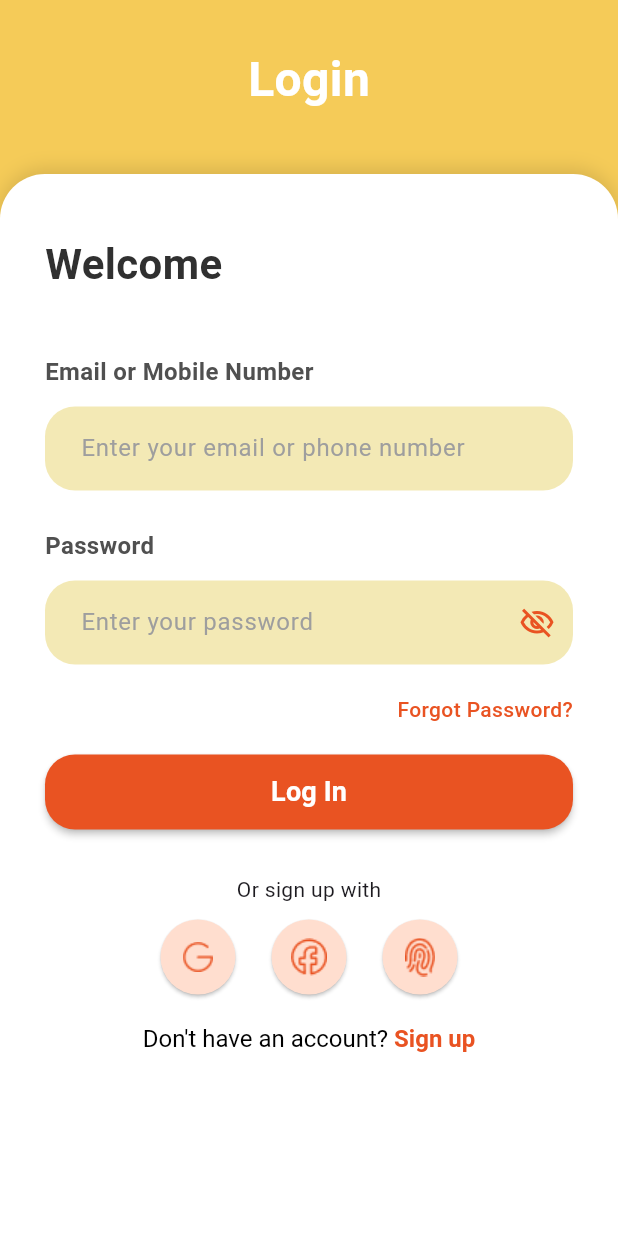
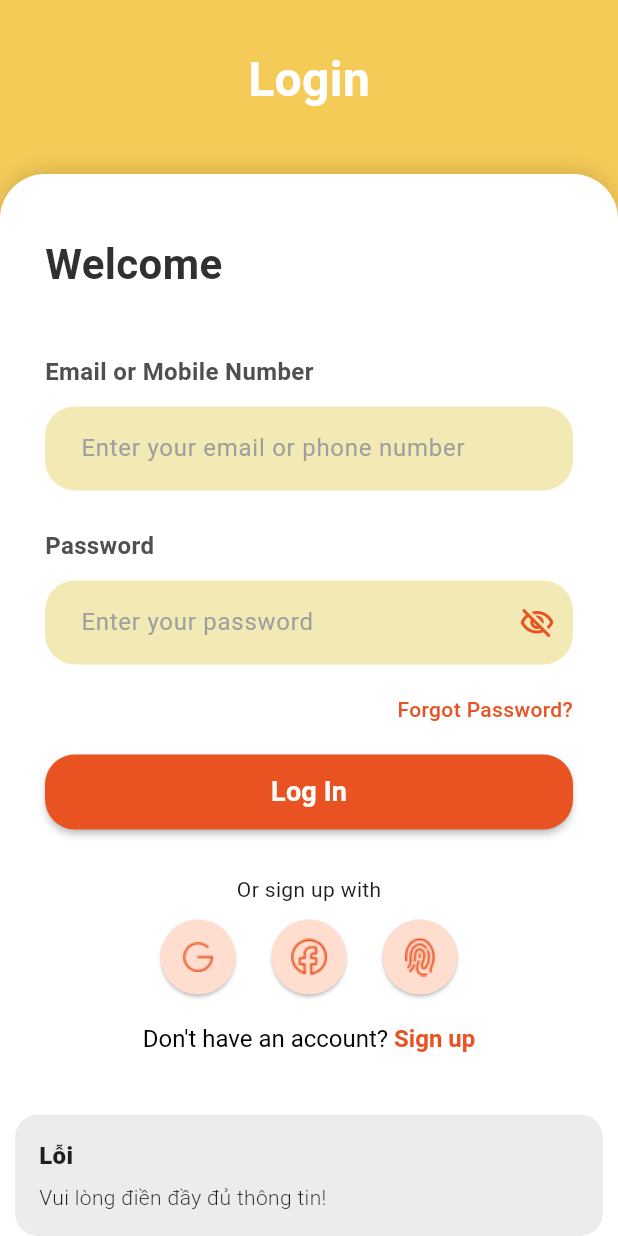
Before and after one commit to PhamVanDong2407/foodapp, a Flutter app: the LoginPage screen opened by its route, after a tap on "Log In", on a phone screen of 412 x 824 dp. Run offline on Flutter 3.47's test engine with Material 3 defaults, Android fonts, the phone set to English and light mode, and no system bars; our stand-ins replace firebase_auth, firebase_core, get; accounts and stored records are empty.

Commit message:
cập nhật đăng kí đăng nhập với firebase

```diff
--- /dev/null
+++ b/lib/controllers/auth/login_controller.dart
@@ -0,0 +1,72 @@
+import 'package:firebase_auth/firebase_auth.dart';
+import 'package:flutter/material.dart';
+import 'package:get/get.dart';
+
+class LoginController extends GetxController {
+  // Các TextEditingController để người dùng nhập thông tin
+  TextEditingController email = TextEditingController();
+  TextEditingController password = TextEditingController();
+
+  final FirebaseAuth auth = FirebaseAuth.instance;
+
+  // Trạng thái để quản lý việc xử lý đăng nhập
+  var isLoading = false.obs;
+  var errorMessage = ''.obs;
+  var successMessage = ''.obs;
+  var isPasswordHidden = true.obs;
+
+  // Hàm chuyển đổi trạng thái hiển thị mật khẩu
+  void togglePasswordVisibility() {
+    isPasswordHidden.value = !isPasswordHidden.value;
+  }
+
+  // Hàm đăng nhập người dùng
+  void onLogin() async {
+    if (email.text.isEmpty || password.text.isEmpty) {
+      errorMessage.value = 'Vui lòng điền đầy đủ thông tin!';
+      Get.snackbar("Lỗi", errorMessage.value,
+          snackPosition: SnackPosition.BOTTOM);
+      return;
+    }
+
+    // Reset thông báo
+    errorMessage.value = '';
+    successMessage.value = '';
+
+    await loginAccount(email.text, password.text);
+  }
+
+  // Hàm đăng nhập
+  Future<void> loginAccount(String email, String password) async {
+    try {
+      isLoading.value = true; // Bật trạng thái loading
+
+      // Đăng nhập người dùng
+      await auth.signInWithEmailAndPassword(email: email, password: password);
+
+      // Hiển thị thông báo đăng nhập thành công
+      successMessage.value = "Đăng nhập thành công!";
+      Get.snackbar("Thành công", successMessage.value,
+          snackPosition: SnackPosition.BOTTOM);
+
+      errorMessage.value = ''; // Reset thông báo lỗi nếu đăng nhập thành công
+    } on FirebaseAuthException catch (ex) {
+      if (ex.code == "user-not-found") {
+        errorMessage.value = "Email không tồn tại, vui lòng kiểm tra lại!";
+      } else if (ex.code == "wrong-password") {
+        errorMessage.value = "Mật khẩu sai, vui lòng thử lại!";
+      } else {
+        errorMessage.value = "Lỗi: ${ex.message}";
+      }
+      Get.snackbar("Lỗi", errorMessage.value,
+          snackPosition: SnackPosition.BOTTOM);
+    } catch (ex) {
+      errorMessage.value = "Đã xảy ra lỗi, vui lòng thử lại!";
+      Get.snackbar("Lỗi", errorMessage.value,
+          snackPosition: SnackPosition.BOTTOM);
+      print(ex);
+    } finally {
+      isLoading.value = false; // Tắt trạng thái loading
+    }
+  }
+}
--- a/lib/pages/auth_page/login_page.dart
+++ b/lib/pages/auth_page/login_page.dart
@@ -1,13 +1,15 @@
 import 'package:flutter/material.dart';
 import 'package:foodapp/components/auth_page/SocialButton.dart';
-import 'package:foodapp/components/auth_page/text_title.dart';
 import 'package:get/get.dart';
+import '../../controllers/auth/login_controller.dart';
 
 class LoginPage extends StatelessWidget {
   const LoginPage({super.key});
 
   @override
   Widget build(BuildContext context) {
+    final LoginController loginController = Get.put(LoginController());
+
     return Scaffold(
       backgroundColor: const Color(0xffF5CB58),
       body: SafeArea(
@@ -78,27 +80,13 @@ class LoginPage extends StatelessWidget {
   }
 }
 
-class TextFFLogin extends StatefulWidget {
+class TextFFLogin extends StatelessWidget {
   const TextFFLogin({super.key});
 
   @override
-  State<TextFFLogin> createState() => _TextFFLoginState();
-}
+  Widget build(BuildContext context) {
+    final LoginController loginController = Get.find();
 
-class _TextFFLoginState extends State<TextFFLogin> {
-  final TextEditingController _emailController = TextEditingController();
-  final TextEditingController _passwordController = TextEditingController();
-  bool _obscureText = true;
-
-  @override
-  void dispose() {
-    _emailController.dispose();
-    _passwordController.dispose();
-    super.dispose();
-  }
-
-  @override
-  Widget build(BuildContext context) {
     return Column(
       crossAxisAlignment: CrossAxisAlignment.start,
       children: [
@@ -112,7 +100,7 @@ class _TextFFLoginState extends State<TextFFLogin> {
         ),
         const SizedBox(height: 12),
         TextFormField(
-          controller: _emailController,
+          controller: loginController.email,
           style: const TextStyle(
             color: Colors.black,
             fontWeight: FontWeight.w500,
@@ -131,14 +119,6 @@ class _TextFFLoginState extends State<TextFFLogin> {
               borderRadius: BorderRadius.circular(20),
               borderSide: BorderSide.none,
             ),
-            enabledBorder: OutlineInputBorder(
-              borderRadius: BorderRadius.circular(20),
-              borderSide: BorderSide.none,
-            ),
-            focusedBorder: OutlineInputBorder(
-              borderRadius: BorderRadius.circular(20),
-              borderSide: const BorderSide(color: Color(0xffE95322), width: 1),
-            ),
           ),
         ),
         const SizedBox(height: 25),
@@ -151,9 +131,9 @@ class _TextFFLoginState extends State<TextFFLogin> {
           ),
         ),
         const SizedBox(height: 12),
-        TextFormField(
-          controller: _passwordController,
-          obscureText: _obscureText,
+        Obx(() => TextFormField(
+              controller: loginController.password,
+              obscureText: loginController.isPasswordHidden.value,
               style: const TextStyle(
                 color: Colors.black,
                 fontWeight: FontWeight.w500,
@@ -172,29 +152,19 @@ class _TextFFLoginState extends State<TextFFLogin> {
                   borderRadius: BorderRadius.circular(20),
                   borderSide: BorderSide.none,
                 ),
-            enabledBorder: OutlineInputBorder(
-              borderRadius: BorderRadius.circular(20),
-              borderSide: BorderSide.none,
-            ),
-            focusedBorder: OutlineInputBorder(
-              borderRadius: BorderRadius.circular(20),
-              borderSide: const BorderSide(color: Color(0xffE95322), width: 1),
-            ),
                 suffixIcon: IconButton(
                   icon: Icon(
-                _obscureText
+                    loginController.isPasswordHidden.value
                         ? Icons.visibility_off_outlined
                         : Icons.visibility_outlined,
                     color: const Color(0xffE95322),
                   ),
                   onPressed: () {
-                setState(() {
-                  _obscureText = !_obscureText;
-                });
+                    loginController.togglePasswordVisibility();
                   },
                 ),
               ),
-        ),
+            )),
         const SizedBox(height: 20),
         Align(
           alignment: Alignment.centerRight,
@@ -216,9 +186,11 @@ class _TextFFLoginState extends State<TextFFLogin> {
         SizedBox(
           width: double.infinity,
           height: 50,
-          child: ElevatedButton(
-            onPressed: () {
-              // Xử lý logic đăng nhập
+          child: Obx(() => ElevatedButton(
+                onPressed: loginController.isLoading.value
+                    ? null
+                    : () {
+                        loginController.onLogin();
                       },
                 style: ElevatedButton.styleFrom(
                   backgroundColor: const Color(0xffE95322),
@@ -227,7 +199,9 @@ class _TextFFLoginState extends State<TextFFLogin> {
                   ),
                   elevation: 2,
                 ),
-            child: const Text(
+                child: loginController.isLoading.value
+                    ? const CircularProgressIndicator(color: Colors.white)
+                    : const Text(
                         'Log In',
                         style: TextStyle(
                           color: Colors.white,
@@ -235,7 +209,7 @@ class _TextFFLoginState extends State<TextFFLogin> {
                           fontWeight: FontWeight.bold,
                         ),
                       ),
-          ),
+              )),
         ),
       ],
     );
--- a/pubspec.yaml
+++ b/pubspec.yaml
@@ -36,6 +36,7 @@ dependencies:
   cupertino_icons: ^1.0.8
   get: ^4.7.2
   firebase_core: ^3.12.1
+  firebase_auth: ^5.5.1
 
 dev_dependencies:
   flutter_test:
```
Also changed, not shown: lib/controllers/auth/signup_controller.dart (added, +80 -0 lines), lib/pages/auth_page/signup_page.dart (+24 -41 lines), lib/pages/home_page/home_page.dart (added, +16 -0 lines), lib/pages/onboarding_page/onboarding_page.dart (+6 -4 lines), pubspec.lock, 3 other files. Lines whose indentation alone changed are shown as unchanged.
